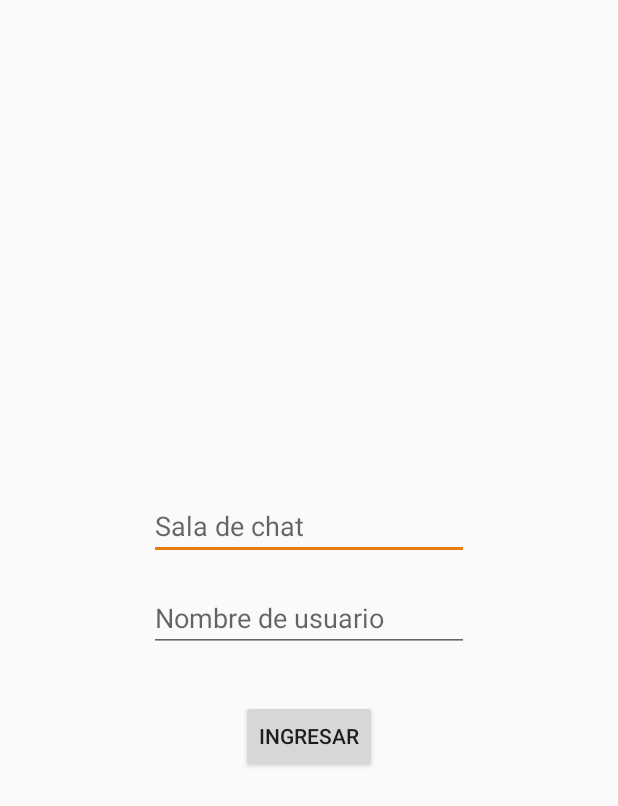
After one commit to Brik000/APPExperto, an Android app: the ChatRoomTempActivity screen opened directly, with no data from a screen before it, on a phone screen of 412 x 824 dp. The commit adds this screen. Shown: the top 806 px of the screen. Run offline under Robolectric (Android 15) with nearby library versions, the phone set to English and light mode, and no system bars; our stand-ins replace Firebase (no records; nobody signed in at launch, a user with empty details on screens opened directly).

Commit message:
ChatActivity version Temporal
From videos 11.3 to 12.2

```diff
--- /dev/null
+++ b/AppExperto2020/app/src/main/java/com/example/appexperto2020/control/ChatRoomTempController.java
@@ -0,0 +1,49 @@
+package com.example.appexperto2020.control;
+
+import android.content.Intent;
+import android.view.View;
+
+import com.example.appexperto2020.R;
+import com.example.appexperto2020.model.User;
+import com.example.appexperto2020.view.ChatActivity;
+import com.example.appexperto2020.view.ChatRoomTempActivity;
+import com.google.firebase.database.FirebaseDatabase;
+
+public class ChatRoomTempController implements View.OnClickListener {
+
+    private ChatRoomTempActivity activity;
+
+    public ChatRoomTempController(ChatRoomTempActivity activity) {
+        this.activity = activity;
+        activity.getSigninBtn().setOnClickListener(this);
+
+    }
+
+    public ChatRoomTempActivity getActivity() {
+        return activity;
+    }
+
+    public void setActivity(ChatRoomTempActivity activity) {
+        this.activity = activity;
+    }
+
+    @Override
+    public void onClick(View v) {
+        switch (v.getId()){
+            case R.id.signinBtn:
+
+                String chatroom = activity.getChatroomET().getText().toString();
+                String username = activity.getUsernameET().getText().toString();
+//                String pushid = FirebaseDatabase.getInstance().getReference().child("users").push().getKey();
+//                User user = new User();
+//                user.setId(pushid);
+//                FirebaseDatabase.getInstance().getReference().child("users").child(pushid).setValue(user);
+                Intent intent = new Intent(activity, ChatActivity.class);
+                intent.putExtra("username",username);
+                intent.putExtra("chatroom",chatroom);
+                activity.startActivity(intent);
+                activity.finish();
+                break;
+        }
+    }
+}
--- a/AppExperto2020/app/src/main/java/com/example/appexperto2020/control/UserMainController.java
+++ b/AppExperto2020/app/src/main/java/com/example/appexperto2020/control/UserMainController.java
@@ -46,6 +46,8 @@ import static com.example.appexperto2020.util.Constants.SESSION_TYPE;
 
 public class UserMainController implements View.OnClickListener{
 
+    private ExpertAdapter expertAdapter;
+    private  ArrayList<Expert> experts;
     private UserMainActivity activity;
     private ExpertAdapter expertAdapter;
 
--- /dev/null
+++ b/AppExperto2020/app/src/main/java/com/example/appexperto2020/view/ChatRoomTempActivity.java
@@ -0,0 +1,53 @@
+package com.example.appexperto2020.view;
+
+import androidx.appcompat.app.AppCompatActivity;
+
+import android.os.Bundle;
+import android.widget.Button;
+import android.widget.EditText;
+
+import com.example.appexperto2020.R;
+import com.example.appexperto2020.control.ChatRoomTempController;
+
+public class ChatRoomTempActivity extends AppCompatActivity {
+
+    private EditText chatroomET,usernameET;
+    private Button signinBtn;
+    private ChatRoomTempController controller;
+
+    @Override
+    protected void onCreate(Bundle savedInstanceState) {
+        super.onCreate(savedInstanceState);
+        setContentView(R.layout.activity_chat_room_temp);
+        chatroomET =  findViewById(R.id.chatroomET);
+        usernameET = findViewById(R.id.usernameET);
+        signinBtn = findViewById(R.id.signinBtn);
+
+        controller = new ChatRoomTempController(this);
+
+    }
+
+    public EditText getChatroomET() {
+        return chatroomET;
+    }
+
+    public void setChatroomET(EditText chatroomET) {
+        this.chatroomET = chatroomET;
+    }
+
+    public EditText getUsernameET() {
+        return usernameET;
+    }
+
+    public void setUsernameET(EditText usernameET) {
+        this.usernameET = usernameET;
+    }
+
+    public Button getSigninBtn() {
+        return signinBtn;
+    }
+
+    public void setSigninBtn(Button signinBtn) {
+        this.signinBtn = signinBtn;
+    }
+}
--- a/AppExperto2020/app/src/main/java/com/example/appexperto2020/view/UserMainActivity.java
+++ b/AppExperto2020/app/src/main/java/com/example/appexperto2020/view/UserMainActivity.java
@@ -67,6 +67,7 @@ public class UserMainActivity extends AppCompatActivity {
         return expertsRV;
     }
 
+
     @Override
     public void onBackPressed() {
         controller.logOutDialog();
--- /dev/null
+++ b/AppExperto2020/app/src/main/res/layout/activity_chat_room_temp.xml
@@ -0,0 +1,42 @@
+<?xml version="1.0" encoding="utf-8"?>
+<androidx.constraintlayout.widget.ConstraintLayout xmlns:android="http://schemas.android.com/apk/res/android"
+    xmlns:app="http://schemas.android.com/apk/res-auto"
+    xmlns:tools="http://schemas.android.com/tools"
+    android:layout_width="match_parent"
+    android:layout_height="match_parent"
+    tools:context=".view.ChatRoomTempActivity">
+
+    <EditText
+        android:id="@+id/chatroomET"
+        android:layout_width="wrap_content"
+        android:layout_height="wrap_content"
+        android:layout_marginBottom="16dp"
+        android:ems="10"
+        android:hint="Sala de chat"
+        android:inputType="textPersonName"
+        app:layout_constraintBottom_toTopOf="@+id/usernameET"
+        app:layout_constraintEnd_toEndOf="parent"
+        app:layout_constraintStart_toStartOf="parent" />
+
+    <EditText
+        android:id="@+id/usernameET"
+        android:layout_width="wrap_content"
+        android:layout_height="wrap_content"
+        android:ems="10"
+        android:hint="Nombre de usuario"
+        android:inputType="textPersonName"
+        app:layout_constraintBottom_toBottomOf="parent"
+        app:layout_constraintEnd_toEndOf="parent"
+        app:layout_constraintStart_toStartOf="parent"
+        app:layout_constraintTop_toTopOf="parent" />
+
+    <Button
+        android:id="@+id/signinBtn"
+        android:layout_width="wrap_content"
+        android:layout_height="wrap_content"
+        android:layout_marginTop="32dp"
+        android:text="Ingresar"
+        app:layout_constraintEnd_toEndOf="parent"
+        app:layout_constraintStart_toStartOf="parent"
+        app:layout_constraintTop_toBottomOf="@+id/usernameET" />
+</androidx.constraintlayout.widget.ConstraintLayout>
--- a/AppExperto2020/app/src/main/res/values/strings.xml
+++ b/AppExperto2020/app/src/main/res/values/strings.xml
@@ -69,4 +69,7 @@
     <string name="near_to_complete_register">Falta poco</string>
     <string name="near_to_register_body">Ya puedes acceder a la aplicación con facebook, sólo faltan unos datos más.</string>
     <string name="password_repeat_wrong">Las contraseñas no coinciden, asegúrate de que sean iguales</string>
+
+    <!-- Chat Activity -->
+    <string name="chat_hint"> Escribe un mensaje... </string>
 </resources>
```
Also changed, not shown: AppExperto2020/app/src/main/AndroidManifest.xml (+24 -7 lines), AppExperto2020/app/src/main/java/com/example/appexperto2020/adapter/MessagesAdapter.java (added, +62 -0 lines), AppExperto2020/app/src/main/java/com/example/appexperto2020/control/ChatController.java (added, +137 -0 lines), AppExperto2020/app/src/main/java/com/example/appexperto2020/model/Message.java (added, +16 -0 lines), AppExperto2020/app/src/main/java/com/example/appexperto2020/view/ChatActivity.java (added, +96 -0 lines), AppExperto2020/app/src/main/res/layout/activity_chat.xml (added, +87 -0 lines), AppExperto2020/app/src/main/res/layout/messages_row_mine.xml (added, +35 -0 lines), AppExperto2020/app/src/main/res/layout/messages_row_others.xml (added, +42 -0 lines).
